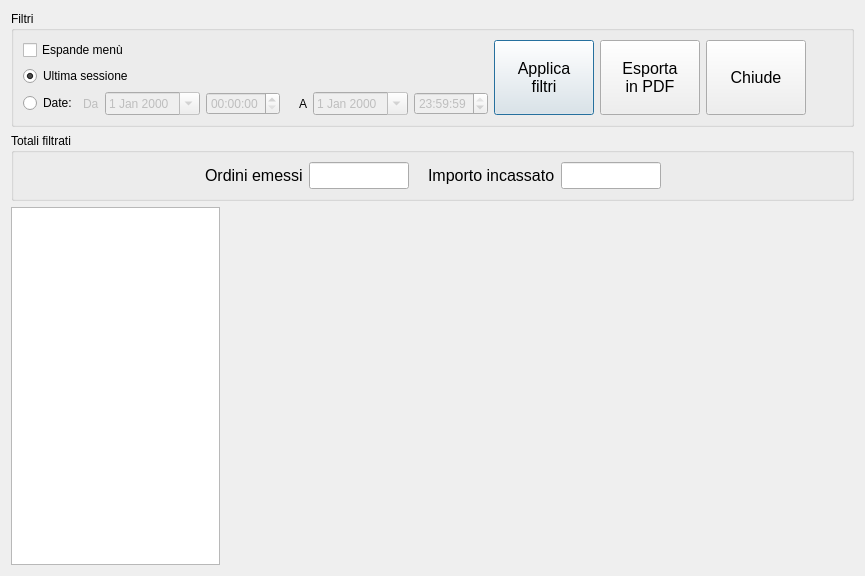
Before: the Qt Designer form src/statsform.ui in mtonin/gestcassa, drawn with Qt 5.
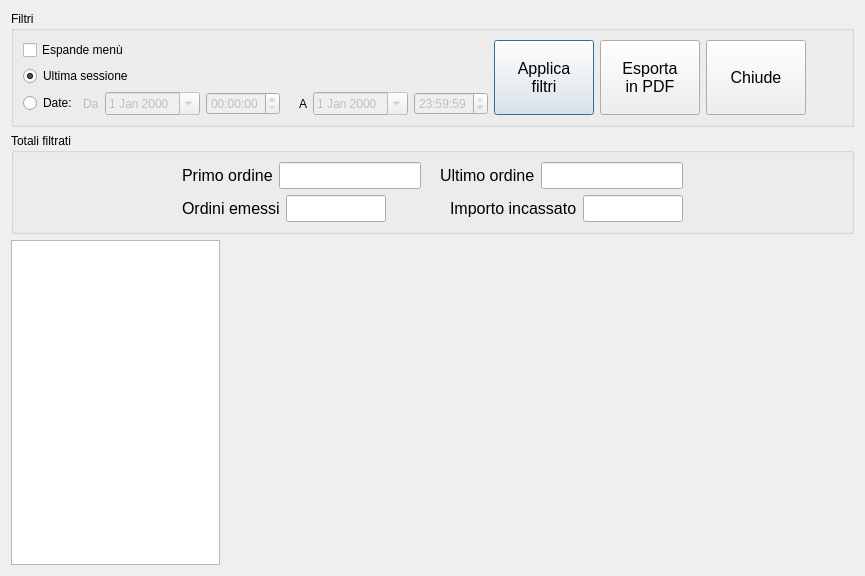
After: the same form once the commit is applied. Custom widgets are drawn as their Qt base class.

Commit message: - corretto visualizzazione data/ora del primo e ultimo ordine nelle statistiche

```diff
--- a/src/statsform.ui
+++ b/src/statsform.ui
@@ -266,7 +266,7 @@
      <property name="title">
       <string>Totali filtrati</string>
      </property>
-     <layout class="QHBoxLayout" name="horizontalLayout_3" stretch="1,0,0,0,0,0,1">
+     <layout class="QHBoxLayout" name="horizontalLayout_8">
       <item>
        <spacer name="horizontalSpacer_9">
         <property name="orientation">
@@ -284,6 +284,84 @@
        </spacer>
       </item>
       <item>
+       <layout class="QVBoxLayout" name="verticalLayout_2">
+        <item>
+         <layout class="QHBoxLayout" name="horizontalLayout_6">
+          <item>
+           <widget class="QLabel" name="label_5">
+            <property name="enabled">
+             <bool>true</bool>
+            </property>
+            <property name="font">
+             <font>
+              <pointsize>12</pointsize>
+             </font>
+            </property>
+            <property name="text">
+             <string>Primo ordine</string>
+            </property>
+           </widget>
+          </item>
+          <item>
+           <widget class="QLineEdit" name="ordineDataFrom">
+            <property name="font">
+             <font>
+              <pointsize>12</pointsize>
+             </font>
+            </property>
+            <property name="readOnly">
+             <bool>true</bool>
+            </property>
+           </widget>
+          </item>
+          <item>
+           <spacer name="horizontalSpacer_2">
+            <property name="orientation">
+             <enum>Qt::Horizontal</enum>
+            </property>
+            <property name="sizeType">
+             <enum>QSizePolicy::Fixed</enum>
+            </property>
+            <property name="sizeHint" stdset="0">
+             <size>
+              <width>13</width>
+              <height>17</height>
+             </size>
+            </property>
+           </spacer>
+          </item>
+          <item>
+           <widget class="QLabel" name="label_6">
+            <property name="enabled">
+             <bool>true</bool>
+            </property>
+            <property name="font">
+             <font>
+              <pointsize>12</pointsize>
+             </font>
+            </property>
+            <property name="text">
+             <string>Ultimo ordine</string>
+            </property>
+           </widget>
+          </item>
+          <item>
+           <widget class="QLineEdit" name="ordineDataTo">
+            <property name="font">
+             <font>
+              <pointsize>12</pointsize>
+             </font>
+            </property>
+            <property name="readOnly">
+             <bool>true</bool>
+            </property>
+           </widget>
+          </item>
+         </layout>
+        </item>
+        <item>
+         <layout class="QHBoxLayout" name="horizontalLayout_3">
+          <item>
        <widget class="QLabel" name="label_4">
         <property name="font">
          <font>
@@ -368,6 +446,10 @@
          <bool>true</bool>
         </property>
        </widget>
+          </item>
+         </layout>
+        </item>
+       </layout>
       </item>
       <item>
        <spacer name="horizontalSpacer_10">
```
Lines whose indentation alone changed are shown as unchanged. The commit also changes 1 other file.
